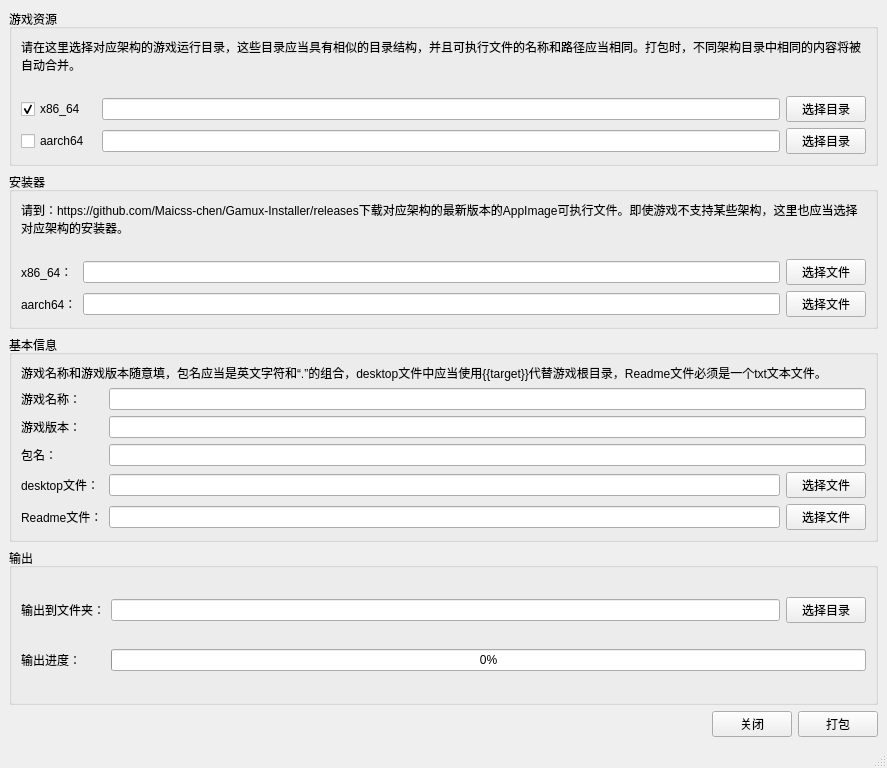
First picture: the form in tools/builder/MainWindow.ui, repository Maicss-chen/Gamux-Installer, before the edit.
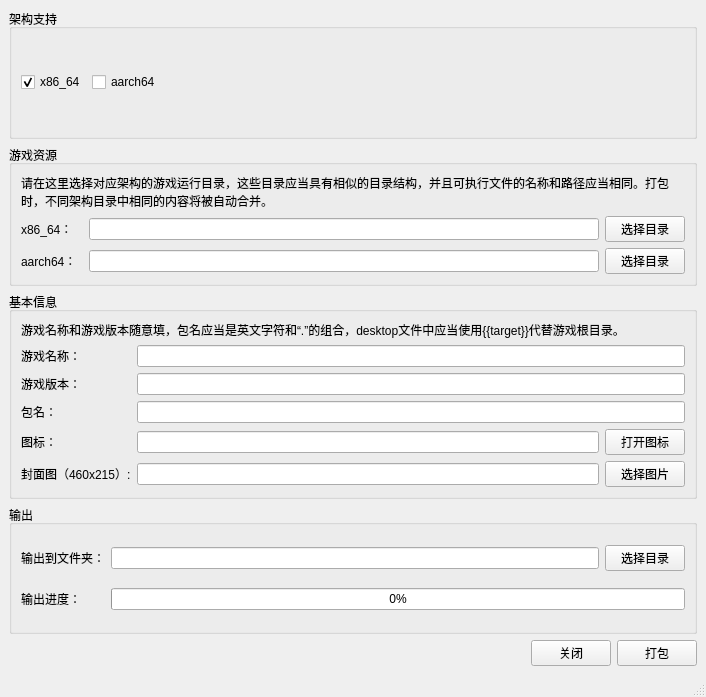
Second picture: the form after the edit.

Commit message: 提交 新版打包器部分代码

Patch:
```diff
--- a/tools/builder/MainWindow.ui
+++ b/tools/builder/MainWindow.ui
@@ -6,8 +6,8 @@
    <rect>
     <x>0</x>
     <y>0</y>
-    <width>887</width>
-    <height>768</height>
+    <width>706</width>
+    <height>697</height>
    </rect>
   </property>
   <property name="windowTitle">
@@ -15,6 +15,48 @@
   </property>
   <widget class="QWidget" name="centralwidget">
    <layout class="QVBoxLayout" name="verticalLayout">
+    <item>
+     <widget class="QGroupBox" name="groupBox_4">
+      <property name="title">
+       <string>架构支持</string>
+      </property>
+      <layout class="QHBoxLayout" name="horizontalLayout_2">
+       <item>
+        <widget class="QCheckBox" name="cbx_x86_64">
+         <property name="text">
+          <string>x86_64</string>
+         </property>
+         <property name="checked">
+          <bool>true</bool>
+         </property>
+        </widget>
+       </item>
+       <item>
+        <widget class="QCheckBox" name="cbx_aarch64">
+         <property name="text">
+          <string>aarch64</string>
+         </property>
+         <property name="checked">
+          <bool>false</bool>
+         </property>
+        </widget>
+       </item>
+       <item>
+        <spacer name="horizontalSpacer_2">
+         <property name="orientation">
+          <enum>Qt::Horizontal</enum>
+         </property>
+         <property name="sizeHint" stdset="0">
+          <size>
+           <width>40</width>
+           <height>20</height>
+          </size>
+         </property>
+        </spacer>
+       </item>
+      </layout>
+     </widget>
+    </item>
     <item>
      <widget class="QGroupBox" name="groupBox">
       <property name="title">
@@ -35,26 +77,6 @@
          </property>
         </widget>
        </item>
-       <item row="1" column="0">
-        <widget class="QCheckBox" name="cbx_x86_64">
-         <property name="text">
-          <string>x86_64</string>
-         </property>
-         <property name="checked">
-          <bool>true</bool>
-         </property>
-        </widget>
-       </item>
-       <item row="2" column="0">
-        <widget class="QCheckBox" name="cbx_aarch64">
-         <property name="text">
-          <string>aarch64</string>
-         </property>
-         <property name="checked">
-          <bool>false</bool>
-         </property>
-        </widget>
-       </item>
        <item row="0" column="0" colspan="4">
         <widget class="QLabel" name="label">
          <property name="sizePolicy">
@@ -88,66 +110,20 @@
          </property>
         </widget>
        </item>
-      </layout>
-     </widget>
-    </item>
-    <item>
-     <widget class="QGroupBox" name="groupBox_4">
-      <property name="title">
-       <string>安装器</string>
-      </property>
-      <layout class="QGridLayout" name="gridLayout_5">
-       <item row="1" column="1">
-        <widget class="QLineEdit" name="line_installer_x86_64">
-         <property name="text">
-          <string/>
-         </property>
-        </widget>
-       </item>
        <item row="1" column="0">
-        <widget class="QLabel" name="label_10">
+        <widget class="QLabel" name="label_x86_64">
          <property name="text">
           <string>x86_64：</string>
          </property>
         </widget>
        </item>
        <item row="2" column="0">
-        <widget class="QLabel" name="label_11">
+        <widget class="QLabel" name="label_aarch64">
          <property name="text">
           <string>aarch64：</string>
          </property>
         </widget>
        </item>
-       <item row="1" column="2">
-        <widget class="QPushButton" name="btn_open_installer_x86_64">
-         <property name="text">
-          <string>选择文件</string>
-         </property>
-        </widget>
-       </item>
-       <item row="2" column="1">
-        <widget class="QLineEdit" name="line_installer_aarch64"/>
-       </item>
-       <item row="2" column="2">
-        <widget class="QPushButton" name="btn_open_installer_aarch64">
-         <property name="text">
-          <string>选择文件</string>
-         </property>
-        </widget>
-       </item>
-       <item row="0" column="0" colspan="3">
-        <widget class="QLabel" name="label_12">
-         <property name="text">
-          <string>请到：https://github.com/Maicss-chen/Gamux-Installer/releases下载对应架构的最新版本的AppImage可执行文件。即使游戏不支持某些架构，这里也应当选择对应架构的安装器。</string>
-         </property>
-         <property name="alignment">
-          <set>Qt::AlignLeading|Qt::AlignLeft|Qt::AlignTop</set>
-         </property>
-         <property name="wordWrap">
-          <bool>true</bool>
-         </property>
-        </widget>
-       </item>
       </layout>
      </widget>
     </item>
@@ -157,13 +133,42 @@
        <string>基本信息</string>
       </property>
       <layout class="QGridLayout" name="gridLayout_3">
-       <item row="6" column="2">
-        <widget class="QPushButton" name="btn_open_readmefile">
+       <item row="0" column="0" colspan="3">
+        <widget class="QLabel" name="label_6">
+         <property name="sizePolicy">
+          <sizepolicy hsizetype="Preferred" vsizetype="Maximum">
+           <horstretch>0</horstretch>
+           <verstretch>0</verstretch>
+          </sizepolicy>
+         </property>
          <property name="text">
-          <string>选择文件</string>
+          <string>游戏名称和游戏版本随意填，包名应当是英文字符和“.”的组合，desktop文件中应当使用{{target}}代替游戏根目录。</string>
          </property>
+         <property name="alignment">
+          <set>Qt::AlignLeading|Qt::AlignLeft|Qt::AlignTop</set>
+         </property>
+         <property name="wordWrap">
+          <bool>true</bool>
+         </property>
         </widget>
        </item>
+       <item row="4" column="0">
+        <widget class="QLabel" name="label_14">
+         <property name="text">
+          <string>图标：</string>
+         </property>
+        </widget>
+       </item>
+       <item row="3" column="0">
+        <widget class="QLabel" name="label_7">
+         <property name="text">
+          <string>包名：</string>
+         </property>
+        </widget>
+       </item>
+       <item row="5" column="1">
+        <widget class="QLineEdit" name="line_headimage"/>
+       </item>
        <item row="1" column="1" colspan="2">
         <widget class="QLineEdit" name="line_name">
          <property name="text">
@@ -171,39 +176,6 @@
          </property>
         </widget>
        </item>
-       <item row="2" column="1" colspan="2">
-        <widget class="QLineEdit" name="line_version">
-         <property name="text">
-          <string/>
-         </property>
-        </widget>
-       </item>
-       <item row="5" column="0">
-        <widget class="QLabel" name="label_4">
-         <property name="text">
-          <string>desktop文件：</string>
-         </property>
-        </widget>
-       </item>
-       <item row="0" column="0" colspan="3">
-        <widget class="QLabel" name="label_6">
-         <property name="sizePolicy">
-          <sizepolicy hsizetype="Preferred" vsizetype="Maximum">
-           <horstretch>0</horstretch>
-           <verstretch>0</verstretch>
-          </sizepolicy>
-         </property>
-         <property name="text">
-          <string>游戏名称和游戏版本随意填，包名应当是英文字符和“.”的组合，desktop文件中应当使用{{target}}代替游戏根目录，Readme文件必须是一个txt文本文件。</string>
-         </property>
-         <property name="alignment">
-          <set>Qt::AlignLeading|Qt::AlignLeft|Qt::AlignTop</set>
-         </property>
-         <property name="wordWrap">
-          <bool>true</bool>
-         </property>
-        </widget>
-       </item>
        <item row="2" column="0">
         <widget class="QLabel" name="label_3">
          <property name="text">
@@ -211,13 +183,6 @@
          </property>
         </widget>
        </item>
-       <item row="3" column="0">
-        <widget class="QLabel" name="label_7">
-         <property name="text">
-          <string>包名：</string>
-         </property>
-        </widget>
-       </item>
        <item row="3" column="1" colspan="2">
         <widget class="QLineEdit" name="line_packagename">
          <property name="text">
@@ -225,8 +190,15 @@
          </property>
         </widget>
        </item>
-       <item row="5" column="1">
-        <widget class="QLineEdit" name="line_desktopfile">
+       <item row="5" column="0">
+        <widget class="QLabel" name="label_13">
+         <property name="text">
+          <string>封面图（460x215）:</string>
+         </property>
+        </widget>
+       </item>
+       <item row="2" column="1" colspan="2">
+        <widget class="QLineEdit" name="line_version">
          <property name="text">
           <string/>
          </property>
@@ -239,27 +211,23 @@
          </property>
         </widget>
        </item>
-       <item row="6" column="0">
-        <widget class="QLabel" name="label_5">
-         <property name="text">
-          <string>Readme文件：</string>
-         </property>
-        </widget>
-       </item>
-       <item row="6" column="1">
-        <widget class="QLineEdit" name="line_readmefile">
-         <property name="text">
-          <string/>
-         </property>
-        </widget>
-       </item>
        <item row="5" column="2">
-        <widget class="QPushButton" name="btn_open_desktopfile">
+        <widget class="QPushButton" name="btn_open_headimage">
          <property name="text">
-          <string>选择文件</string>
+          <string>选择图片</string>
          </property>
         </widget>
        </item>
+       <item row="4" column="2">
+        <widget class="QPushButton" name="btn_open_icon">
+         <property name="text">
+          <string>打开图标</string>
+         </property>
+        </widget>
+       </item>
+       <item row="4" column="1">
+        <widget class="QLineEdit" name="line_icon"/>
+       </item>
       </layout>
      </widget>
     </item>
@@ -269,16 +237,6 @@
        <string>输出</string>
       </property>
       <layout class="QGridLayout" name="gridLayout_4">
-       <item row="0" column="0">
-        <widget class="QLabel" name="label_8">
-         <property name="text">
-          <string>输出到文件夹：</string>
-         </property>
-        </widget>
-       </item>
-       <item row="0" column="1">
-        <widget class="QLineEdit" name="line_outdir"/>
-       </item>
        <item row="0" column="2">
         <widget class="QPushButton" name="pushButton">
          <property name="text">
@@ -286,13 +244,6 @@
          </property>
         </widget>
        </item>
-       <item row="3" column="0">
-        <widget class="QLabel" name="label_9">
-         <property name="text">
-          <string>输出进度：</string>
-         </property>
-        </widget>
-       </item>
        <item row="3" column="1" colspan="2">
         <widget class="QProgressBar" name="progressBar">
          <property name="value">
@@ -300,6 +251,23 @@
          </property>
         </widget>
        </item>
+       <item row="0" column="1">
+        <widget class="QLineEdit" name="line_outdir"/>
+       </item>
+       <item row="3" column="0">
+        <widget class="QLabel" name="label_9">
+         <property name="text">
+          <string>输出进度：</string>
+         </property>
+        </widget>
+       </item>
+       <item row="0" column="0">
+        <widget class="QLabel" name="label_8">
+         <property name="text">
+          <string>输出到文件夹：</string>
+         </property>
+        </widget>
+       </item>
       </layout>
      </widget>
     </item>
```
The commit also changes 9 other files.
